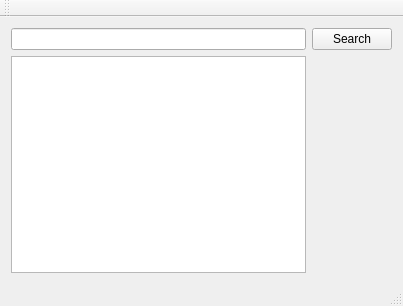
Qt form mainwindow.ui (hngouveia01/desk-ragnarok-database) before a commit.
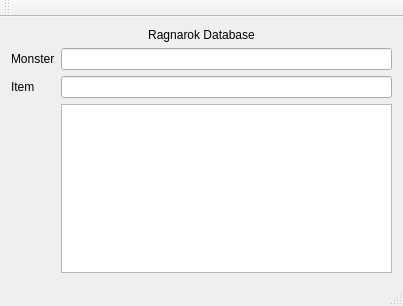
The same form after that commit.

Diff of the .ui file:
```diff
--- a/mainwindow.ui
+++ b/mainwindow.ui
@@ -15,19 +15,19 @@
   </property>
   <widget class="QWidget" name="centralWidget">
    <layout class="QGridLayout" name="gridLayout">
-    <item row="0" column="0">
+    <item row="1" column="0">
      <layout class="QGridLayout" name="gridLayout_2">
-      <item row="0" column="1">
-       <widget class="QPushButton" name="pushButton">
+      <item row="1" column="2">
+       <widget class="QLineEdit" name="lineEditSearchMonster"/>
+      </item>
+      <item row="3" column="0">
+       <widget class="QLabel" name="labelSearchItem">
         <property name="text">
-         <string>Search</string>
+         <string>Item</string>
         </property>
        </widget>
       </item>
-      <item row="0" column="0">
-       <widget class="QLineEdit" name="lineEditSearch"/>
-      </item>
-      <item row="1" column="0">
+      <item row="5" column="2">
        <widget class="QTableWidget" name="tableWidget">
         <property name="editTriggers">
          <set>QAbstractItemView::NoEditTriggers</set>
@@ -52,8 +52,35 @@
         </property>
        </widget>
       </item>
+      <item row="3" column="2">
+       <widget class="QLineEdit" name="lineEditSearchItem"/>
+      </item>
+      <item row="1" column="0">
+       <layout class="QHBoxLayout" name="horizontalLayout">
+        <item>
+         <widget class="QLabel" name="labelSearchMonster">
+          <property name="text">
+           <string>Monster</string>
+          </property>
+         </widget>
+        </item>
+       </layout>
+      </item>
+      <item row="4" column="2">
+       <layout class="QVBoxLayout" name="verticalLayout_2"/>
+      </item>
      </layout>
     </item>
+    <item row="0" column="0">
+     <widget class="QLabel" name="labelSearchDatabase">
+      <property name="text">
+       <string>Ragnarok Database</string>
+      </property>
+      <property name="alignment">
+       <set>Qt::AlignCenter</set>
+      </property>
+     </widget>
+    </item>
    </layout>
   </widget>
   <widget class="QMenuBar" name="menuBar">
```
